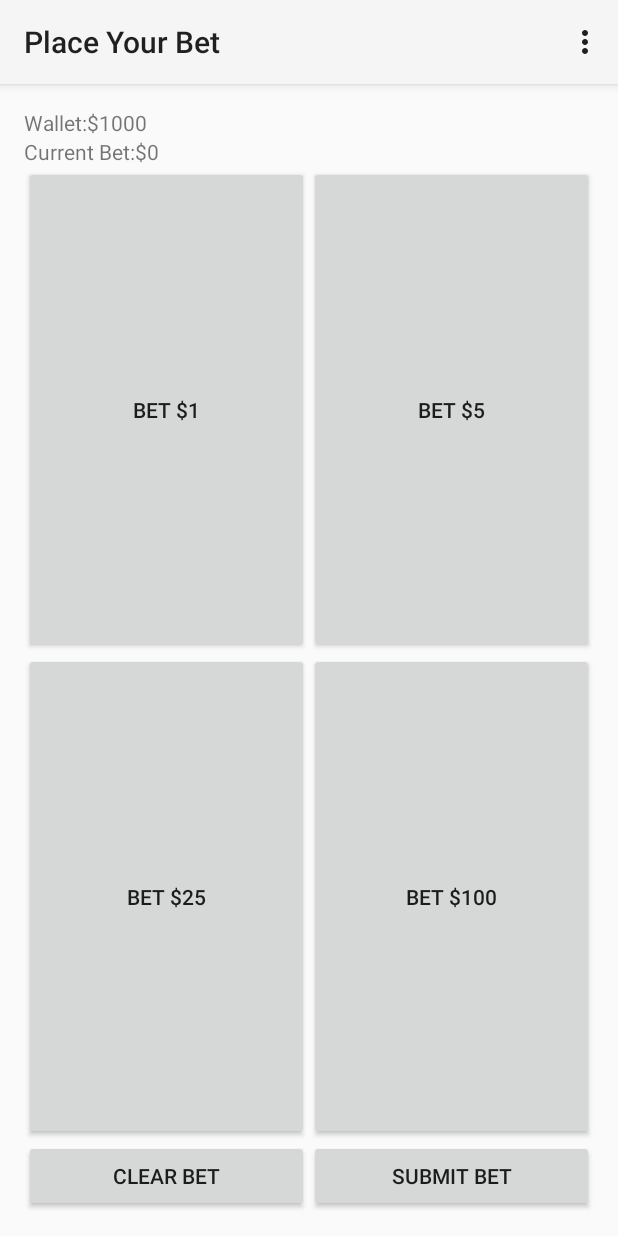
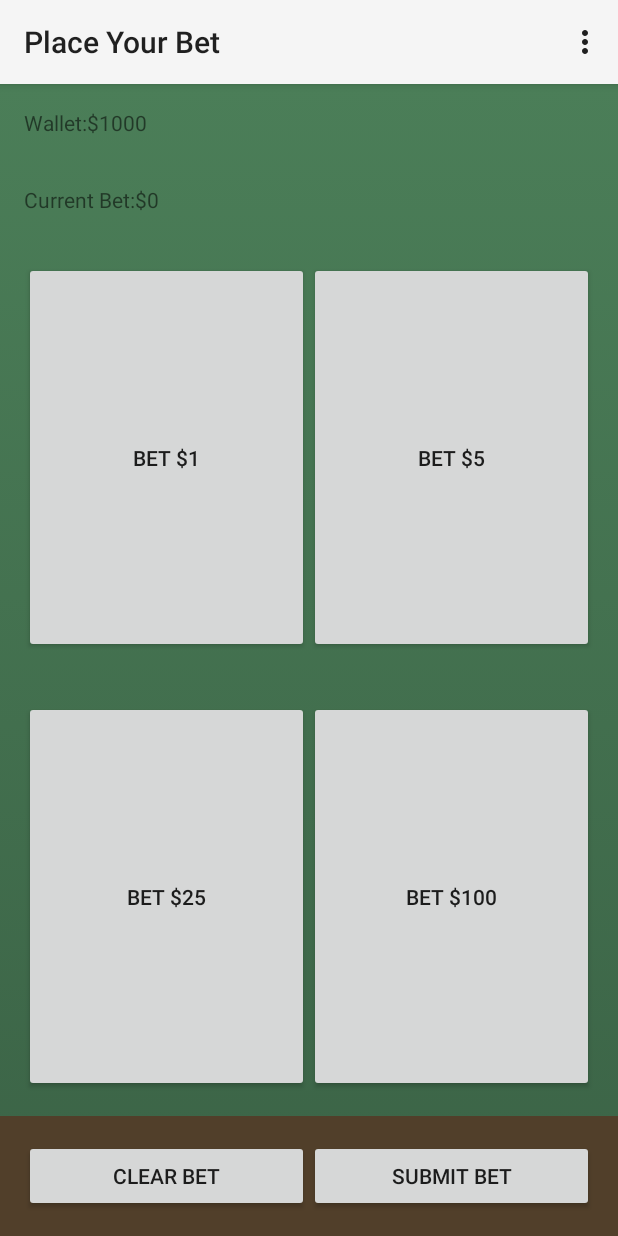
Before and after one commit to msoftware/ChromecastBlackjack, an Android app: the BettingActivity screen opened directly, with no data from a screen before it, on a phone screen of 412 x 824 dp. Run offline under Robolectric (Android 15) with nearby library versions, the phone set to English and light mode, and no system bars.

Commit message:
Add colors.

```diff
--- /dev/null
+++ b/game/src/main/res/drawable-hdpi/background_gradient.xml
@@ -0,0 +1,13 @@
+<?xml version="1.0" encoding="utf-8"?>
+
+<selector xmlns:android="http://schemas.android.com/apk/res/android">
+    <item>
+        <shape>
+            <gradient
+                android:angle="90"
+                android:startColor="#3b6346"
+                android:endColor="#4b7e58"
+                android:type="linear" />
+        </shape>
+    </item>
+</selector>
--- a/game/src/main/res/layout/activity_betting.xml
+++ b/game/src/main/res/layout/activity_betting.xml
@@ -2,16 +2,17 @@
     xmlns:tools="http://schemas.android.com/tools"
     android:layout_width="match_parent"
     android:layout_height="match_parent"
-    android:paddingLeft="@dimen/activity_horizontal_margin"
-    android:paddingRight="@dimen/activity_horizontal_margin"
-    android:paddingTop="@dimen/activity_vertical_margin"
-    android:paddingBottom="@dimen/activity_vertical_margin"
     android:orientation="vertical"
+    android:background="@drawable/background_gradient"
     tools:context="com.twoscoopgames.chromecastblackjack.BettingActivity">
 
     <LinearLayout
         android:layout_width="fill_parent"
         android:layout_height="wrap_content"
+        android:paddingLeft="@dimen/activity_horizontal_margin"
+        android:paddingRight="@dimen/activity_horizontal_margin"
+        android:paddingTop="@dimen/activity_vertical_margin"
+        android:paddingBottom="@dimen/activity_vertical_margin"
         android:orientation="horizontal">
 
         <TextView
@@ -30,6 +31,10 @@
     <LinearLayout
         android:layout_width="fill_parent"
         android:layout_height="wrap_content"
+        android:paddingLeft="@dimen/activity_horizontal_margin"
+        android:paddingRight="@dimen/activity_horizontal_margin"
+        android:paddingTop="@dimen/activity_vertical_margin"
+        android:paddingBottom="@dimen/activity_vertical_margin"
         android:orientation="horizontal">
 
         <TextView
@@ -48,6 +53,10 @@
     <LinearLayout
         android:layout_width="fill_parent"
         android:layout_height="fill_parent"
+        android:paddingLeft="@dimen/activity_horizontal_margin"
+        android:paddingRight="@dimen/activity_horizontal_margin"
+        android:paddingTop="@dimen/activity_vertical_margin"
+        android:paddingBottom="@dimen/activity_vertical_margin"
         android:layout_weight="1">
 
         <Button
@@ -70,6 +79,10 @@
     <LinearLayout
         android:layout_width="fill_parent"
         android:layout_height="fill_parent"
+        android:paddingLeft="@dimen/activity_horizontal_margin"
+        android:paddingRight="@dimen/activity_horizontal_margin"
+        android:paddingTop="@dimen/activity_vertical_margin"
+        android:paddingBottom="@dimen/activity_vertical_margin"
         android:layout_weight="1">
 
         <Button
@@ -91,7 +104,12 @@
 
     <LinearLayout
         android:layout_width="fill_parent"
-        android:layout_height="wrap_content">
+        android:layout_height="wrap_content"
+        android:paddingLeft="@dimen/activity_horizontal_margin"
+        android:paddingRight="@dimen/activity_horizontal_margin"
+        android:paddingTop="@dimen/activity_vertical_margin"
+        android:paddingBottom="@dimen/activity_vertical_margin"
+        android:background="@color/brown">
         <Button
             android:text="@string/clear_bet"
             android:layout_width="fill_parent"
--- /dev/null
+++ b/game/src/main/res/values/colors.xml
@@ -0,0 +1,4 @@
+<?xml version="1.0" encoding="utf-8"?>
+<resources>
+    <color name="brown">#513f2a</color>
+</resources>
```
